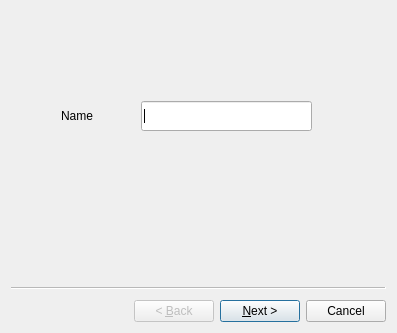
First picture: the form in afrl_gui/ui/qemulaunchwizard.ui, repository nasa-itc/afrl-zcu106-gui, before the edit.
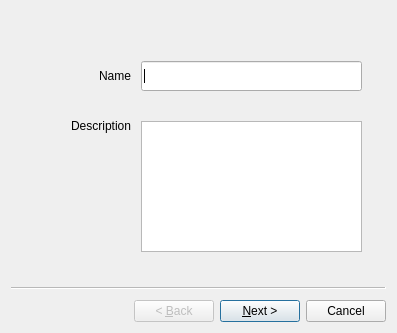
Second picture: the form after the edit. Icons and pictures are not drawn.

Patch:
```diff
--- a/afrl_gui/ui/qemulaunchwizard.ui
+++ b/afrl_gui/ui/qemulaunchwizard.ui
@@ -18,8 +18,8 @@
     <property name="geometry">
      <rect>
       <x>130</x>
-      <y>90</y>
-      <width>171</width>
+      <y>50</y>
+      <width>221</width>
       <height>30</height>
      </rect>
     </property>
@@ -28,13 +28,42 @@
     <property name="geometry">
      <rect>
       <x>50</x>
-      <y>90</y>
+      <y>50</y>
       <width>70</width>
       <height>30</height>
      </rect>
     </property>
     <property name="text">
      <string>Name</string>
+    </property>
+    <property name="alignment">
+     <set>Qt::AlignRight|Qt::AlignTrailing|Qt::AlignVCenter</set>
+    </property>
+   </widget>
+   <widget class="QLabel" name="descritionLabel">
+    <property name="geometry">
+     <rect>
+      <x>29</x>
+      <y>100</y>
+      <width>91</width>
+      <height>30</height>
+     </rect>
+    </property>
+    <property name="text">
+     <string>Description</string>
+    </property>
+    <property name="alignment">
+     <set>Qt::AlignRight|Qt::AlignTrailing|Qt::AlignVCenter</set>
+    </property>
+   </widget>
+   <widget class="QPlainTextEdit" name="descriptionPlainTextEdit">
+    <property name="geometry">
+     <rect>
+      <x>130</x>
+      <y>110</y>
+      <width>221</width>
+      <height>131</height>
+     </rect>
     </property>
    </widget>
   </widget>
```
